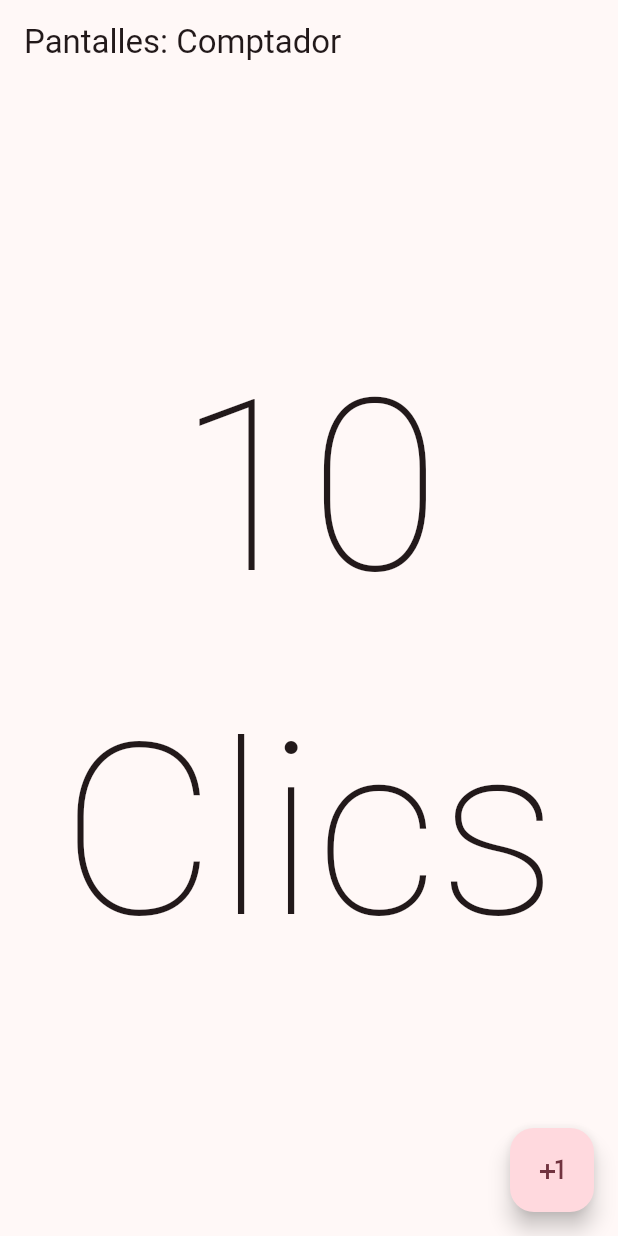
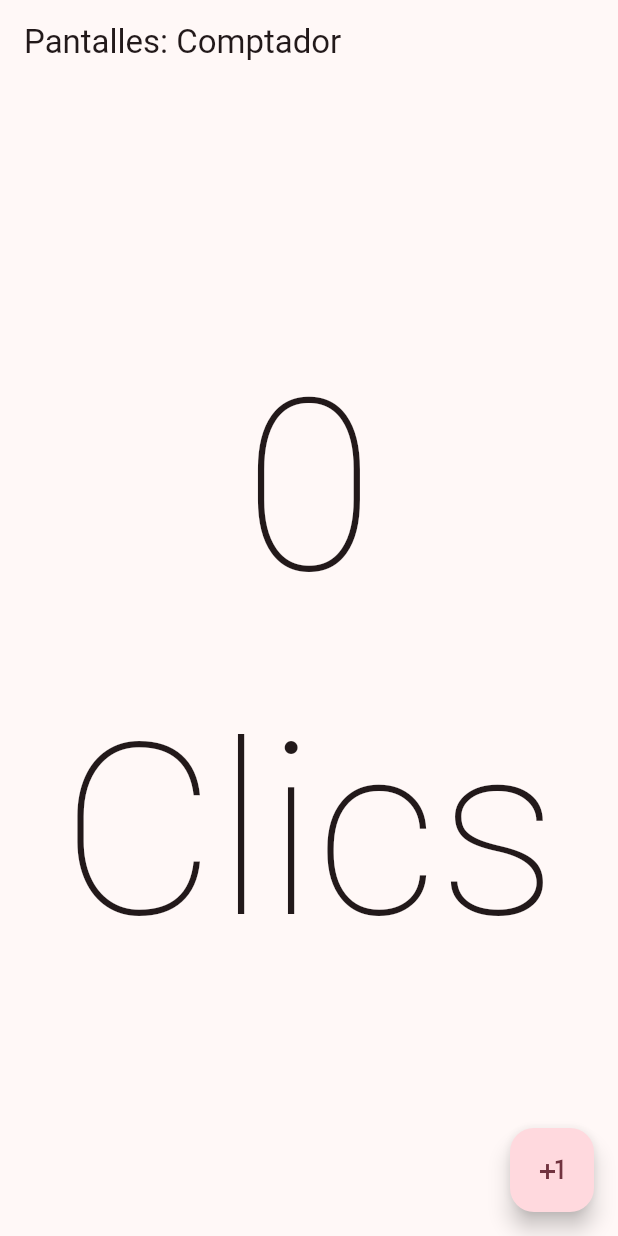
Before and after one commit to yagoyasser/flutter_pantalla_comptador, a Flutter app: the screen it shows after launch, on a phone screen of 412 x 824 dp. Run offline on Flutter 3.47's test engine with Material 3 defaults, Android fonts, the phone set to English and light mode, and no system bars.

Commit message:
Canvi de Stateless a Statefull. Implementació funcionalitat botó. Implementació actualització de pantalla

```diff
--- a/pantalla_comptador/lib/pantalles/comptador.dart
+++ b/pantalla_comptador/lib/pantalles/comptador.dart
@@ -1,7 +1,14 @@
 import 'package:flutter/material.dart';
 
-class Comptador extends StatelessWidget {
+class Comptador extends StatefulWidget {
   const Comptador({super.key});
+
+  @override
+  State<Comptador> createState() => _ComptadorState();
+}
+
+class _ComptadorState extends State<Comptador> {
+  int contadorClics = 0;
 
   @override
   Widget build(BuildContext context) {
@@ -12,17 +19,17 @@ class Comptador extends StatelessWidget {
       body: Center(
         child: Column(
           mainAxisAlignment: MainAxisAlignment.center,
-          children: const [
+          children: [
             Text(
-              '10',
-              style: TextStyle(
+              contadorClics.toString(),
+              style: const TextStyle(
                 fontSize: 160,
                 fontWeight: FontWeight.w100
               )
             ),
             Text(
               'Clics',
-              style: TextStyle(
+              style: const TextStyle(
                 fontSize: 160,
                 fontWeight: FontWeight.w100
               )
@@ -32,7 +39,8 @@ class Comptador extends StatelessWidget {
       ),
       floatingActionButton: FloatingActionButton(
         onPressed: () {
-
+          contadorClics++;
+          setState(() {}); // Actualitza el contingut dels widgets modificats
         },
         child: const Icon(Icons.plus_one),
       ),
```
